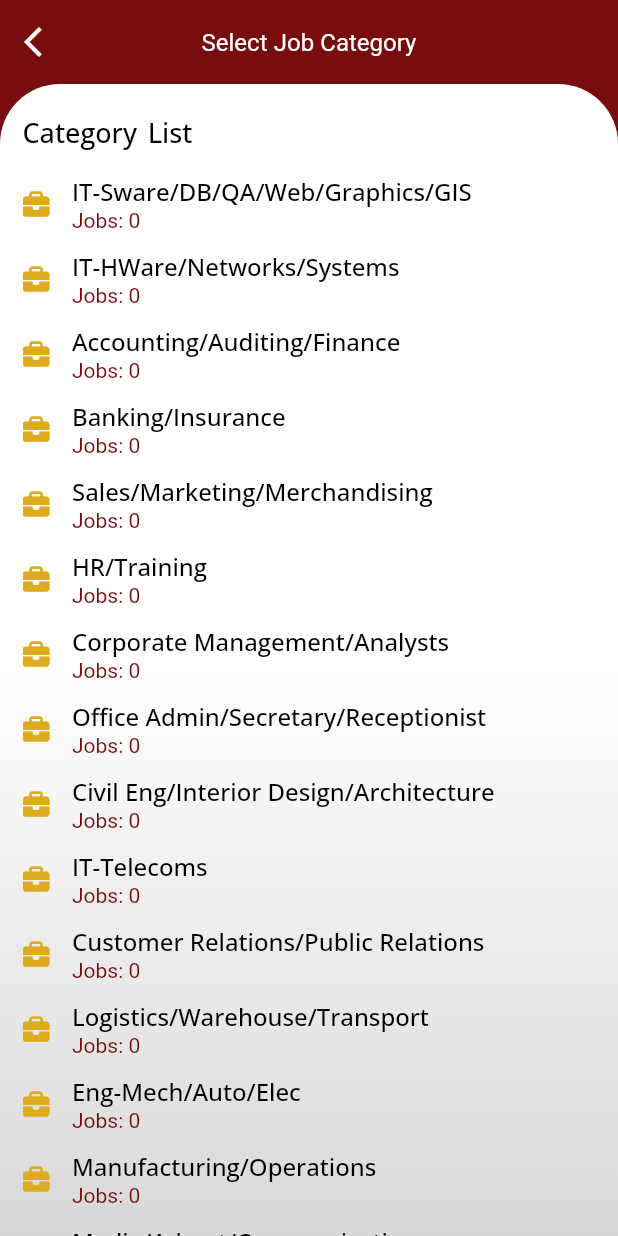
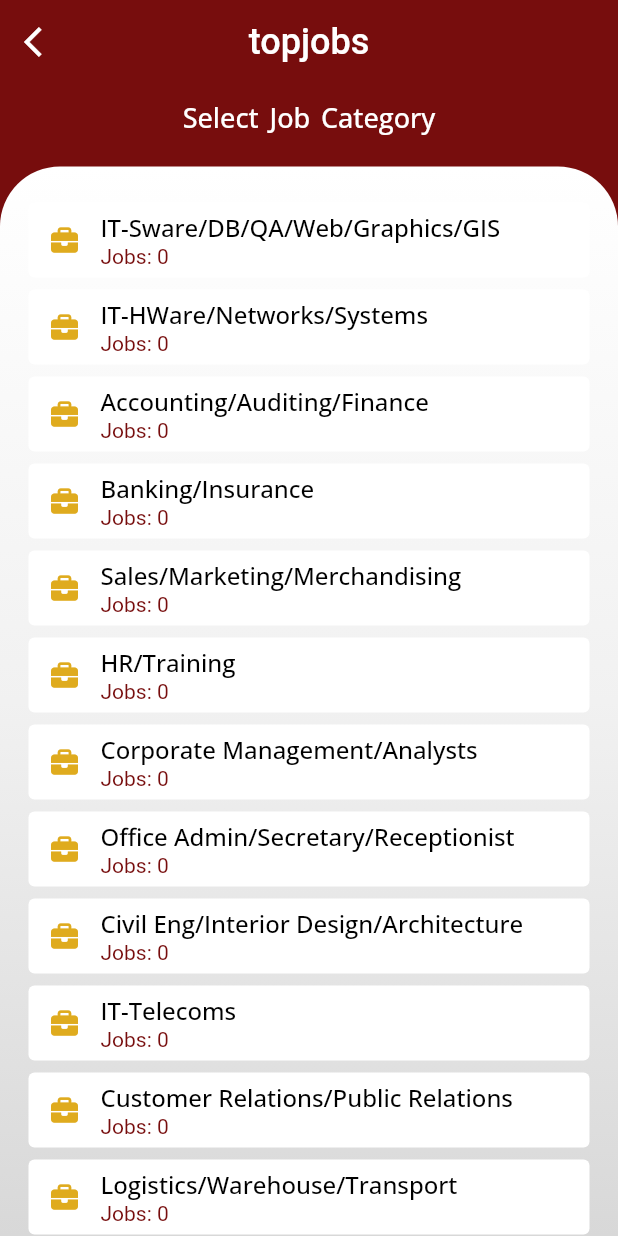
Before and after one commit to HeshanPramith/flutterapp, a Flutter app: the screen it shows after launch, after a tap on an icon or button, on a phone screen of 412 x 824 dp. Run offline on Flutter 3.47's test engine with Material 2 defaults, Android fonts, the light colour scheme and no system bars; our stand-ins replace font_awesome_flutter, google_fonts, page_transition; missing offline and left inert: webfeed; network calls fail; Roboto replaces fonts that are missing (Verdana).

Commit message:
Style view added

```diff
--- a/lib/main.dart
+++ b/lib/main.dart
@@ -18,8 +18,7 @@
       theme: ThemeData(
         visualDensity: VisualDensity.adaptivePlatformDensity,
       ),
-      // ignore: prefer_const_constructors
-      home: MyHomePage(),
+      home: const MyHomePage(),
     );
   }
 }
--- a/lib/models/feedlist.dart
+++ b/lib/models/feedlist.dart
@@ -189,12 +189,12 @@
           icon: const Icon(Icons.arrow_back_ios),
           onPressed: () => Navigator.pop(context),
         ),
-        title: Text(
-          'Select Job Category',
-          style: kTitleStyle.copyWith(
-            color: Colors.white,
-            fontSize: 16,
-            fontWeight: FontWeight.w400,
+        title: const Text(
+          'topjobs',
+          style: TextStyle(
+            color: Color.fromARGB(255, 255, 255, 255),
+            fontSize: 24,
+            fontWeight: FontWeight.w500,
             fontFamily: 'Verdana',
           ),
         ),
@@ -202,13 +202,35 @@
       ),
       body: Container(
         height: double.infinity,
+        color: Colors.transparent,
+        child: Column(
+          children: [
+            Padding(
+              padding: const EdgeInsets.only(
+                top: 10,
+                bottom: 20,
+                left: 15,
+                right: 15,
+              ),
+              child: Align(
+                alignment: Alignment.center,
+                child: Text(
+                  'Select Job Category',
+                  style: kPageTitleStyle.copyWith(
+                      fontSize: 18, color: Colors.white),
+                ),
+              ),
+            ),
+            Expanded(
+              child: Container(
+                padding: const EdgeInsets.only(top: 20),
                 decoration: const BoxDecoration(
                   gradient: LinearGradient(
                     begin: Alignment.topCenter,
                     end: Alignment.bottomCenter,
                     colors: [
                       Colors.white,
-              Colors.white,
+                      Color.fromARGB(255, 241, 241, 241),
                       Color.fromARGB(255, 216, 216, 216),
                     ],
                   ),
@@ -217,26 +239,6 @@
                     topRight: Radius.circular(40.0),
                   ),
                 ),
-        child: Column(
-          children: [
-            Padding(
-              padding: const EdgeInsets.only(
-                top: 20,
-                bottom: 10,
-                left: 15,
-                right: 15,
-              ),
-              child: Align(
-                alignment: Alignment.centerLeft,
-                child: Text(
-                  'Category List',
-                  style: kPageTitleStyle.copyWith(
-                    fontSize: 18,
-                  ),
-                ),
-              ),
-            ),
-            Expanded(
                 child: Padding(
                   padding:
                       const EdgeInsets.symmetric(horizontal: 15, vertical: 0),
@@ -250,8 +252,13 @@
                       itemCount: rssUrls.length,
                       itemBuilder: (BuildContext context, int index) {
                         return InkWell(
+                          child: Card(
+                            elevation: 0.0,
                             child: Row(
                               children: [
+                                const SizedBox(
+                                  width: 15,
+                                ),
                                 const SizedBox(
                                   height: 50,
                                 ),
@@ -267,10 +274,12 @@
                                 Padding(
                                   padding: const EdgeInsets.only(
                                     left: 15,
+                                    right: 15,
                                   ),
                                   child: Column(
                                     mainAxisAlignment: MainAxisAlignment.center,
-                                crossAxisAlignment: CrossAxisAlignment.start,
+                                    crossAxisAlignment:
+                                        CrossAxisAlignment.start,
                                     children: [
                                       Text(
                                         rssTitles[index],
@@ -279,7 +288,8 @@
                                       Text(
                                         'Jobs: ${rssCounts[index]}',
                                         style: const TextStyle(
-                                      color: Color.fromARGB(255, 119, 13, 13),
+                                          color:
+                                              Color.fromARGB(255, 119, 13, 13),
                                         ),
                                       ),
                                     ],
@@ -287,11 +297,13 @@
                                 ),
                               ],
                             ),
+                          ),
                           onTap: () {
                             loadRSSFeed(rssUrls[index]);
                           },
                         );
                       },
+                    ),
                   ),
                 ),
               ),
--- a/lib/views/home.dart
+++ b/lib/views/home.dart
@@ -82,7 +82,7 @@
             style: TextStyle(
               color: Colors.white,
               fontSize: 24,
-              fontWeight: FontWeight.w400,
+              fontWeight: FontWeight.w500,
               fontFamily: 'Verdana',
             ),
           ),
@@ -127,14 +127,20 @@
                 const SizedBox(
                   height: 10,
                 ),
-                Text(
+                const Text(
                   'topjobs',
-                  style: kPageTitleStyle,
+                  style: TextStyle(
+                    color: Color.fromARGB(255, 119, 13, 13),
+                    fontSize: 24,
+                    fontWeight: FontWeight.w500,
+                    fontFamily: 'Verdana',
+                  ),
                 ),
                 Text(
                   'Recruitment Made Easy',
                   style: kPageTitleStyle.copyWith(
                     fontSize: 16,
+                    fontFamily: 'Verdana',
                   ),
                 ),
                 const SizedBox(
```
Lines whose indentation alone changed are shown as unchanged.
